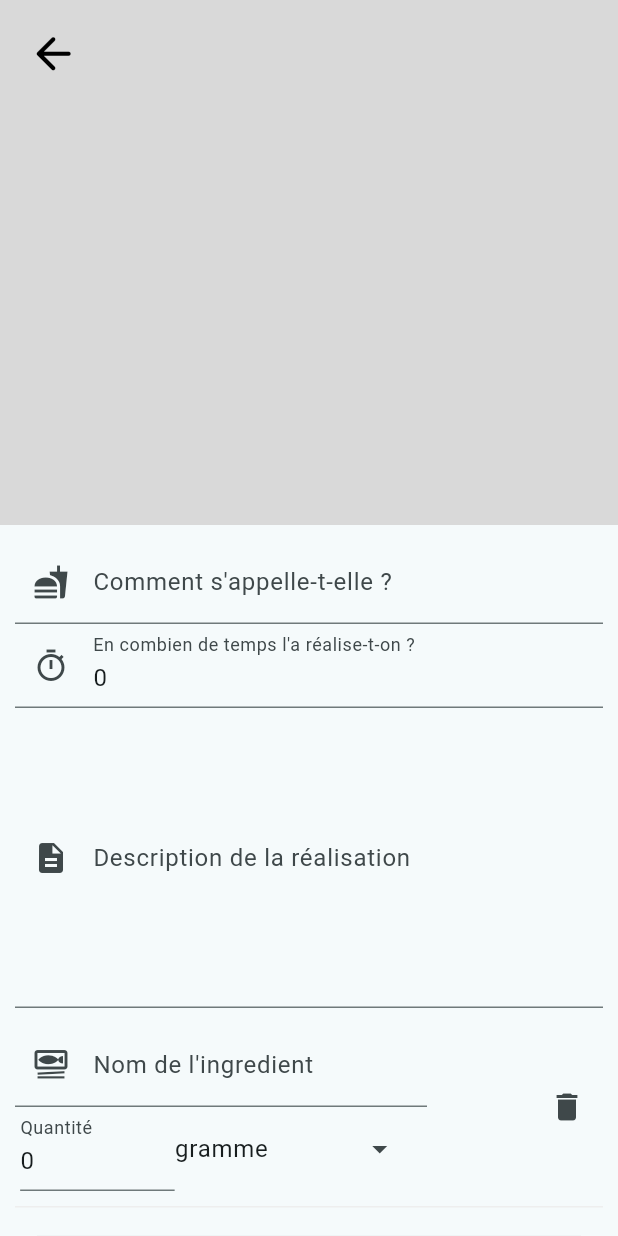
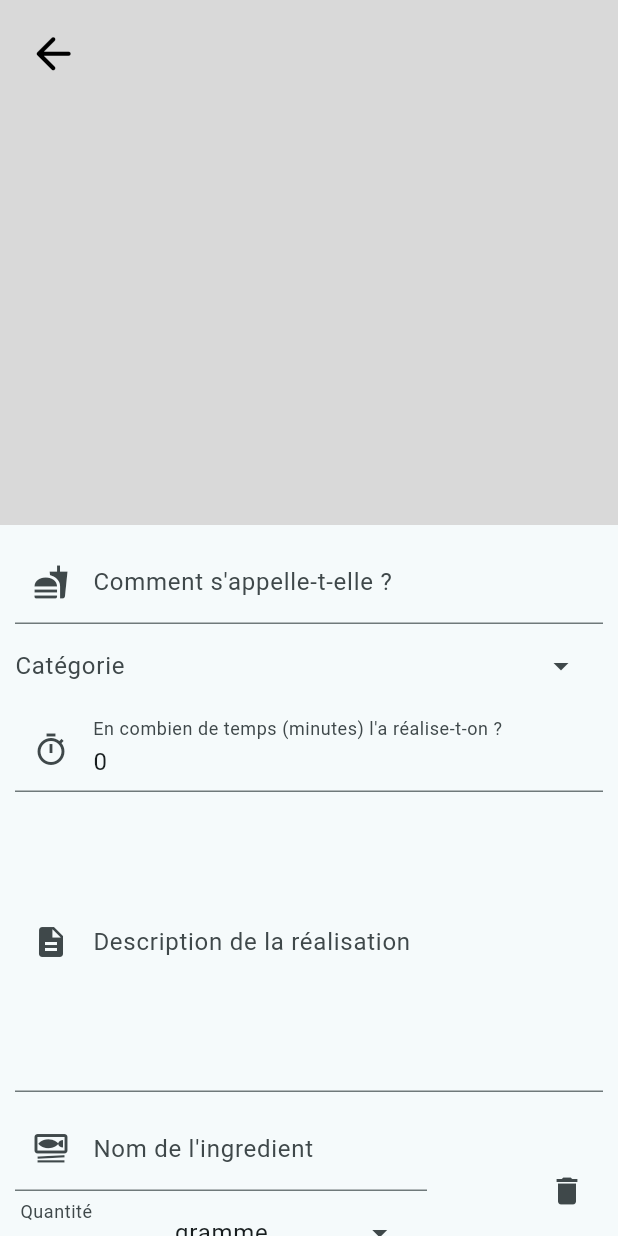
Before and after one commit to EstebanzG/recipes, a Flutter app: the DetailPage screen opened directly with empty values, after a tap on the "mode edit outline" icon, on a phone screen of 412 x 824 dp. Run offline on Flutter 3.47's test engine with Material 3 defaults, Android fonts, the phone set to English and light mode, and no system bars; our stand-ins replace drift, flutter_bloc, share_plus, sqlite3_flutter_libs, toastification; missing offline and left inert: sqlite3; accounts and stored records are empty; generated files the repository leaves out were written again.

Commit message:
[ADD] Category management

```diff
--- a/lib/data/dto/recipe_detail_dto.dart
+++ b/lib/data/dto/recipe_detail_dto.dart
@@ -1,11 +1,20 @@
 import 'ingredient_detail_dto.dart';
 
 class RecipeDetailDto {
+  static const CATEGORIES = [
+    'Apéritif',
+    'Entrée',
+    'Plat',
+    'Sucré',
+  ];
+
   late int? idRecipe;
 
   late bool favorite;
 
   late String title;
+
+  late String category;
 
   late String description;
 
@@ -14,9 +23,8 @@ class RecipeDetailDto {
   late List<IngredientDetailDto> ingredients;
 
 
-  RecipeDetailDto(this.idRecipe, this.favorite, this.title, this.description,
-      this.duration, this.ingredients);
-
+  RecipeDetailDto(this.idRecipe, this.favorite, this.title, this.category,
+      this.description, this.duration, this.ingredients);
 
   @override
   String toString() {
--- a/lib/data/models/recipe.dart
+++ b/lib/data/models/recipe.dart
@@ -5,6 +5,8 @@ class Recipe extends Table {
 
   TextColumn get title => text().named('Title')();
 
+  TextColumn get category => text().named('Category')();
+
   BoolColumn get favorite => boolean().named('Favorite')();
 
   TextColumn get description => text().named('Description')();
--- a/lib/src/repositories/recipe_repository.dart
+++ b/lib/src/repositories/recipe_repository.dart
@@ -30,6 +30,7 @@ class RecipeRepository implements IRecipeRepository {
     var recipeId =
         await database.into(database.recipe).insert(RecipeCompanion.insert(
               title: recipe.title,
+              category: recipe.category,
               favorite: recipe.favorite,
               description: recipe.description,
               duration: recipe.duration,
@@ -44,6 +45,7 @@ class RecipeRepository implements IRecipeRepository {
         idRecipe: recipe.idRecipe ?? 0,
         favorite: recipe.favorite,
         title: recipe.title,
+        category: recipe.category,
         description: recipe.description,
         duration: recipe.duration));
   }
@@ -53,6 +55,7 @@ class RecipeRepository implements IRecipeRepository {
     var recipeId =
         await database.into(database.recipe).insert(RecipeCompanion.insert(
               title: recipe.title,
+              category: recipe.category,
               favorite: recipe.favorite,
               description: recipe.description,
               duration: recipe.duration,
--- a/lib/ui/pages/form.page.dart
+++ b/lib/ui/pages/form.page.dart
@@ -25,6 +25,7 @@ class _FormPageState extends State<FormPage> {
   final _formKey = GlobalKey<FormState>();
   final RecipeService recipeService = RecipeService();
   final TextEditingController titleInputController = TextEditingController();
+  final TextEditingController categoryInputController = TextEditingController();
   final TextEditingController durationInputController = TextEditingController();
   final TextEditingController descriptionInputController =
       TextEditingController();
@@ -42,6 +43,7 @@ class _FormPageState extends State<FormPage> {
   void initializeForm() {
     if (widget.recipe is RecipeDetailDto) {
       titleInputController.text = widget.recipe!.title;
+      categoryInputController.text = widget.recipe!.category;
       durationInputController.text = widget.recipe!.duration.toString();
       descriptionInputController.text = widget.recipe!.description;
       if (widget.recipe!.ingredients.isNotEmpty) {
@@ -84,6 +86,7 @@ class _FormPageState extends State<FormPage> {
       widget.recipe?.idRecipe,
       false,
       titleInputController.text,
+      categoryInputController.text,
       descriptionInputController.text,
       int.tryParse(durationInputController.text) ?? 0,
       List.from(ingredients),
@@ -172,11 +175,24 @@ class _FormPageState extends State<FormPage> {
               return null;
             },
           ),
+          DropdownMenu(
+            width: MediaQuery.of(context).size.width,
+            controller: categoryInputController,
+            initialSelection: categoryInputController.text,
+            inputDecorationTheme: const InputDecorationTheme(
+              border: InputBorder.none,
+            ),
+            hintText: 'Catégorie',
+            dropdownMenuEntries: RecipeDetailDto.CATEGORIES
+                .map<DropdownMenuEntry<String>>((String value) {
+              return DropdownMenuEntry<String>(value: value, label: value);
+            }).toList(),
+          ),
           TextFormField(
             controller: durationInputController,
             decoration: const InputDecoration(
               hintText: 'Temps de réalisation',
-              labelText: 'En combien de temps l\'a réalise-t-on ?',
+              labelText: 'En combien de temps (minutes) l\'a réalise-t-on ?',
               prefixIcon: Icon(Icons.timer_outlined),
             ),
             keyboardType: TextInputType.number,
--- a/lib/ui/widget/detail_information.dart
+++ b/lib/ui/widget/detail_information.dart
@@ -1,4 +1,5 @@
 import 'package:flutter/material.dart';
+import 'package:recipes/data/dto/ingredient_detail_dto.dart';
 import 'package:share_plus/share_plus.dart';
 
 import '../../data/dto/recipe_detail_dto.dart';
@@ -10,10 +11,10 @@ class DetailInformation extends StatefulWidget {
   final RecipesCubit recipesCubit;
 
   const DetailInformation({
-    super.key,
+    Key? key,
     required this.recipe,
     required this.recipesCubit,
-  });
+  }) : super(key: key);
 
   @override
   State<DetailInformation> createState() => _DetailInformationState();
@@ -21,28 +22,137 @@ class DetailInformation extends StatefulWidget {
 
 class _DetailInformationState extends State<DetailInformation> {
   final RecipeService recipeService = RecipeService();
-  late bool isFavorite = false;
-  IconData favoriteIcon = Icons.favorite_border;
+  late bool isFavorite;
 
   @override
   void initState() {
     super.initState();
-    setState(() {
-      isFavorite = widget.recipe.favorite;
-    });
+    isFavorite = widget.recipe.favorite;
   }
 
   void manageFavorite() {
-    widget.recipe.favorite = !widget.recipe.favorite;
     setState(() {
-      isFavorite = widget.recipe.favorite;
+      isFavorite = !isFavorite;
     });
+    widget.recipe.favorite = isFavorite;
     widget.recipesCubit.updateExistingRecipe(widget.recipe);
     recipeService.updateRecipe(widget.recipe);
   }
 
   void shareRecipe() {
     Share.share(widget.recipe.toString());
+  }
+
+  Widget buildInfoItem(IconData icon, String text) {
+    return Flex(
+      direction: Axis.vertical,
+      children: [
+        IconButton(
+          onPressed: () {},
+          icon: Icon(
+            icon,
+            color: Colors.black,
+            size: 35.0,
+            semanticLabel: text,
+          ),
+        ),
+        Text(
+          text,
+          style: const TextStyle(
+            color: Colors.black,
+            fontSize: 15,
+            fontWeight: FontWeight.w400,
+          ),
+        ),
+      ],
+    );
+  }
+
+  Widget buildActionItem(IconData icon, String label, Function() onPressed) {
+    return Flex(
+      direction: Axis.vertical,
+      children: [
+        IconButton(
+          onPressed: onPressed,
+          icon: Icon(
+            icon,
+            color: Colors.black,
+            size: 35.0,
+            semanticLabel: label,
+          ),
+        ),
+        Text(
+          label,
+          style: const TextStyle(
+            color: Colors.black,
+            fontSize: 15,
+            fontWeight: FontWeight.w400,
+          ),
+        ),
+      ],
+    );
+  }
+
+  Widget buildIngredientsList(List<IngredientDetailDto> ingredients) {
+    return Column(
+      children: [
+        Row(
+          children: [
+            Text(
+              'Ingrédients :',
+              style: TextStyle(
+                fontWeight: FontWeight.w600,
+                fontSize: 20,
+                color: Colors.grey.shade800,
+              ),
+            ),
+          ],
+        ),
+        for (var ingredient in ingredients)
+          Row(
+            children: [
+              Text(
+                '\u2022 ${ingredient.name} - ${ingredient.quantity} ${ingredient.unit}',
+                style: const TextStyle(
+                  fontSize: 15,
+                ),
+              ),
+            ],
+          )
+      ],
+    );
+  }
+
+  Widget buildDescription(String description) {
+    return Column(
+      children: [
+        Row(
+          children: [
+            Text(
+              'Description :',
+              style: TextStyle(
+                fontWeight: FontWeight.w600,
+                fontSize: 20,
+                color: Colors.grey.shade800,
+              ),
+            ),
+          ],
+        ),
+        Row(
+          children: [
+            Text(
+              description,
+              textAlign: TextAlign.justify,
+              style: const TextStyle(
+                color: Colors.black,
+                fontSize: 15,
+                fontWeight: FontWeight.w400,
+              ),
+            ),
+          ],
+        ),
+      ],
+    );
   }
 
   @override
@@ -57,13 +167,28 @@ class _DetailInformationState extends State<DetailInformation> {
             children: [
               SizedBox(
                 width: MediaQuery.of(context).size.width - 50,
-                child: Text(
-                  widget.recipe.title,
-                  style: const TextStyle(
-                    color: Colors.black,
-                    fontSize: 24,
-                    fontWeight: FontWeight.w700,
+                child: Text.rich(
+                  TextSpan(
+                    children: [
+                      TextSpan(
+                        text: widget.recipe.title,
+                        style: const TextStyle(
+                          color: Colors.black,
+                          fontSize: 24,
+                          fontWeight: FontWeight.bold,
+                        ),
+                      ),
+                      TextSpan(
+                        text: " - ${widget.recipe.category}",
+                        style: TextStyle(
+                          color: Colors.grey.shade500,
+                          fontSize: 20,
+                          fontWeight: FontWeight.bold,
+                        ),
+                      )
+                    ],
                   ),
+
                 ),
               ),
             ],
@@ -75,138 +200,24 @@ class _DetailInformationState extends State<DetailInformation> {
             direction: Axis.horizontal,
             mainAxisAlignment: MainAxisAlignment.spaceAround,
             children: [
-              Flex(
-                direction: Axis.vertical,
-                children: [
-                  IconButton(
-                    onPressed: () {},
-                    icon: const Icon(
-                      Icons.timer_outlined,
-                      color: Colors.black,
-                      size: 35.0,
-                      semanticLabel: 'temps de réalisation',
-                    ),
-                  ),
-                  Text(
-                    '${widget.recipe.duration} minutes',
-                    style: const TextStyle(
-                      color: Colors.black,
-                      fontSize: 15,
-                      fontWeight: FontWeight.w400,
-                    ),
-                  ),
-                ],
+              buildInfoItem(
+                  Icons.timer_outlined, '${widget.recipe.duration} minutes'),
+              buildActionItem(
+                isFavorite ? Icons.favorite : Icons.favorite_border,
+                isFavorite ? 'Supprimer des favoris' : 'Ajouter aux favoris',
+                manageFavorite,
               ),
-              Flex(
-                direction: Axis.vertical,
-                children: [
-                  IconButton(
-                    onPressed: () {
-                      manageFavorite();
-                    },
-                    icon: Icon(
-                      isFavorite ? Icons.favorite : Icons.favorite_border,
-                      color: Colors.black,
-                      size: 35.0,
-                      semanticLabel: isFavorite
-                          ? 'Supprimer des favoris'
-                          : 'Ajouter aux favoris',
-                    ),
-                  ),
-                  Text(
-                    isFavorite
-                        ? 'Supprimer des favoris'
-                        : 'Ajouter aux favoris',
-                    style: const TextStyle(
-                      color: Colors.black,
-                      fontSize: 15,
-                      fontWeight: FontWeight.w400,
-                    ),
-                  ),
-                ],
-              ),
-              Flex(
-                direction: Axis.vertical,
-                children: [
-                  IconButton(
-                    onPressed: () {
-                      shareRecipe();
-                    },
-                    icon: const Icon(
-                      Icons.share,
-                      color: Colors.black,
-                      size: 35.0,
-                      semanticLabel: 'partager',
-                    ),
-                  ),
-                  const Text(
-                    'Partager',
-                    style: TextStyle(
-                      color: Colors.black,
-                      fontSize: 15,
-                      fontWeight: FontWeight.w400,
-                    ),
-                  ),
-                ],
-              )
+              buildActionItem(Icons.share, 'Partager', shareRecipe),
             ],
           ),
           const SizedBox(
             height: 15,
           ),
-          Column(
-            children: [
-              Row(children: [
-                Text(
-                  'Ingrédients :',
-                  style: TextStyle(
-                    fontWeight: FontWeight.w600,
-                    fontSize: 20,
-                    color: Colors.grey.shade800
-                  ),
-                ),
-              ]),
-              for (var ingredient in widget.recipe.ingredients)
-                Row(
-                  children: [
-                    Text(
-                      '\u2022 ${ingredient.name} - ${ingredient.quantity} ${ingredient.unit}',
-                      style: const TextStyle(
-                        fontSize: 15,
-                      ),
-                    ),
-                  ],
-                )
-            ],
-          ),
+          buildIngredientsList(widget.recipe.ingredients),
           const SizedBox(
             height: 15,
           ),
-          Row(
-            children: [
-              Text(
-                'Description :',
-                style: TextStyle(
-                    fontWeight: FontWeight.w600,
-                    fontSize: 20,
-                    color: Colors.grey.shade800
-                ),
-              ),
-            ],
-          ),
-          Row(
-            children: [
-              Text(
-                widget.recipe.description,
-                textAlign: TextAlign.justify,
-                style: const TextStyle(
-                  color: Colors.black,
-                  fontSize: 15,
-                  fontWeight: FontWeight.w400,
-                ),
-              ),
-            ],
-          )
+          buildDescription(widget.recipe.description),
         ],
       ),
     );
```
Also changed, not shown: lib/src/services/recipe_service.dart (+8 -3 lines), lib/ui/widget/favorite_recipes.widget.dart (+41 -26 lines), lib/ui/widget/header.widget.dart (+12 -6 lines), lib/ui/widget/list_recipes.widget.dart (+57 -15 lines), lib/ui/widget/recipe_card.widget.dart (+41 -36 lines), lib/data/database/database.g.dart.
